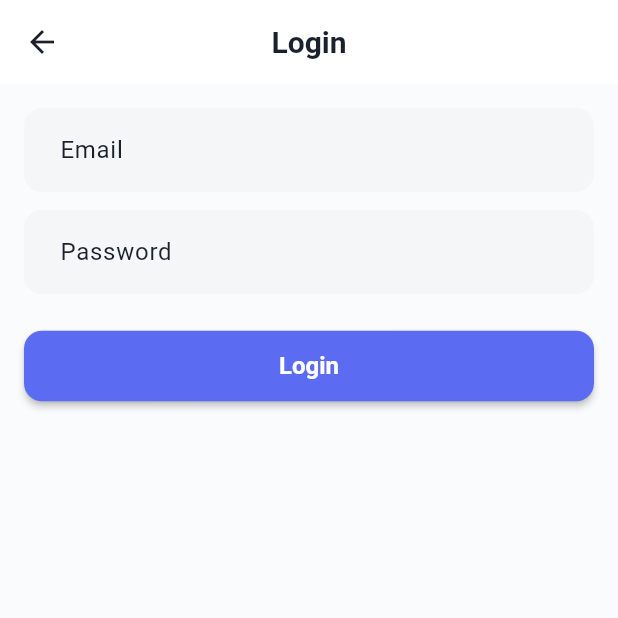
After one commit to Ayush-1789/HazardNet, a Flutter app: the LoginScreen screen opened by its route, on a phone screen of 412 x 824 dp, the top half of it. The commit adds this screen. Run offline on Flutter 3.47's test engine with Material 3 defaults, Android fonts, the phone set to English and light mode, and no system bars; our stand-ins replace audioplayers, bloc, bloc_concurrency, camera, equatable, flutter_animate and 8 more; missing offline and left inert: tflite_flutter; accounts and stored records are empty; network calls fail.

Commit message:
feat: Enhance authentication flow with development user support and add login screen

```diff
--- a/lib/core/constants/app_constants.dart
+++ b/lib/core/constants/app_constants.dart
@@ -7,16 +7,17 @@ class AppConstants {
   static const String appVersion = '1.0.0';
 
   // API Configuration - Smart Dual Backend System
-  // Primary: Laptop (http://192.168.31.39:3000/api)
+  // Primary: Laptop (http://10.193.102.33:3000/api)
   // Fallback: AWS Cloud (automatically switches if laptop is off)
   // Use ApiConfig.getAvailableBackendUrl() for automatic failover
-  static const String baseApiUrl = 'http://192.168.31.39:3000/api'; // Default to laptop
+  static const String baseApiUrl = 'http://10.193.102.33:3000/api'; // Default to laptop
 
-  // Authentication Endpoints
+  // Authentication Endpoints (match backend routes)
   static const String authLoginEndpoint = '/auth/login';
   static const String authRegisterEndpoint = '/auth/register';
   static const String authLogoutEndpoint = '/auth/logout';
-  static const String authCheckEndpoint = '/auth/check';
+  // Backend provides /auth/status and /auth/profile endpoints
+  static const String authCheckEndpoint = '/auth/status';
 
   // Hazard Endpoints
   static const String hazardsEndpoint = '/hazards';
@@ -28,9 +29,9 @@ class AppConstants {
   static const String alertsEndpoint = '/alerts';
   static const String markAlertReadEndpoint = '/alerts/:id/read';
 
-  // User Endpoints
-  static const String userProfileEndpoint = '/users/profile';
-  static const String updateDamageScoreEndpoint = '/users/damage-score';
+  // User / profile endpoints (served under /auth in backend)
+  static const String userProfileEndpoint = '/auth/profile';
+  static const String updateDamageScoreEndpoint = '/auth/damage-score';
   static const String userStatsEndpoint = '/users/stats';
 
   // Trip Endpoints
--- a/lib/main.dart
+++ b/lib/main.dart
@@ -17,6 +17,7 @@ import 'package:event_safety_app/bloc/hazard/hazard_bloc.dart';
 import 'package:event_safety_app/bloc/camera/camera_bloc.dart';
 import 'package:event_safety_app/bloc/alerts/alerts_bloc.dart';
 import 'package:event_safety_app/screens/welcome/welcome_screen.dart';
+import 'package:event_safety_app/screens/auth/login_screen.dart';
 // dev test screen removed
 import 'package:event_safety_app/data/services/tflite_service.dart';
 import 'package:event_safety_app/data/services/captured_hazard_store.dart';
@@ -104,6 +105,9 @@ class HazardNetApp extends StatelessWidget {
         theme: AppTheme.lightTheme,
         darkTheme: AppTheme.darkTheme,
         themeMode: ThemeMode.system, // Follow system theme
+        routes: {
+          '/login': (context) => const LoginScreen(),
+        },
         home: const WelcomeScreen(),
       ),
     );
--- /dev/null
+++ b/lib/screens/auth/login_screen.dart
@@ -0,0 +1,92 @@
+import 'package:flutter/material.dart';
+import 'package:flutter_bloc/flutter_bloc.dart';
+import 'package:event_safety_app/bloc/auth/auth_bloc.dart';
+import 'package:event_safety_app/bloc/auth/auth_event.dart';
+import 'package:event_safety_app/bloc/auth/auth_state.dart';
+
+class LoginScreen extends StatefulWidget {
+  const LoginScreen({Key? key}) : super(key: key);
+
+  @override
+  State<LoginScreen> createState() => _LoginScreenState();
+}
+
+class _LoginScreenState extends State<LoginScreen> {
+  final _emailCtrl = TextEditingController();
+  final _passwordCtrl = TextEditingController();
+  bool _loading = false;
+
+  @override
+  void dispose() {
+    _emailCtrl.dispose();
+    _passwordCtrl.dispose();
+    super.dispose();
+  }
+
+  void _onSubmit() {
+    final email = _emailCtrl.text.trim();
+    final password = _passwordCtrl.text;
+    if (email.isEmpty || password.isEmpty) {
+      ScaffoldMessenger.of(context).showSnackBar(
+        const SnackBar(content: Text('Please enter email and password')),
+      );
+      return;
+    }
+    context.read<AuthBloc>().add(SignInWithEmail(email: email, password: password));
+  }
+
+  @override
+  Widget build(BuildContext context) {
+    return Scaffold(
+      appBar: AppBar(title: const Text('Login')),
+      body: BlocListener<AuthBloc, AuthState>(
+        listener: (context, state) {
+          if (state is AuthLoading) {
+            setState(() => _loading = true);
+          } else {
+            setState(() => _loading = false);
+          }
+
+          if (state is Authenticated) {
+            ScaffoldMessenger.of(context).showSnackBar(
+              const SnackBar(content: Text('Login successful')),
+            );
+            Navigator.of(context).pop(); // return to previous screen
+          } else if (state is AuthError) {
+            ScaffoldMessenger.of(context).showSnackBar(
+              SnackBar(content: Text(state.message)),
+            );
+          }
+        },
+        child: Padding(
+          padding: const EdgeInsets.all(16.0),
+          child: Column(
+            children: [
+              TextField(
+                controller: _emailCtrl,
+                keyboardType: TextInputType.emailAddress,
+                decoration: const InputDecoration(labelText: 'Email'),
+              ),
+              const SizedBox(height: 12),
+              TextField(
+                controller: _passwordCtrl,
+                obscureText: true,
+                decoration: const InputDecoration(labelText: 'Password'),
+              ),
+              const SizedBox(height: 24),
+              SizedBox(
+                width: double.infinity,
+                child: ElevatedButton(
+                  onPressed: _loading ? null : _onSubmit,
+                  child: _loading
+                      ? const SizedBox(height: 20, width: 20, child: CircularProgressIndicator(strokeWidth: 2.0, color: Colors.white))
+                      : const Text('Login'),
+                ),
+              ),
+            ],
+          ),
+        ),
+      ),
+    );
+  }
+}
```
Also changed, not shown: lib/data/services/auth_api_service.dart (+26 -12 lines), lib/models/user_model.dart (+17 -14 lines), lib/screens/welcome/welcome_screen.dart (+17 -1 lines), 3 other files.
